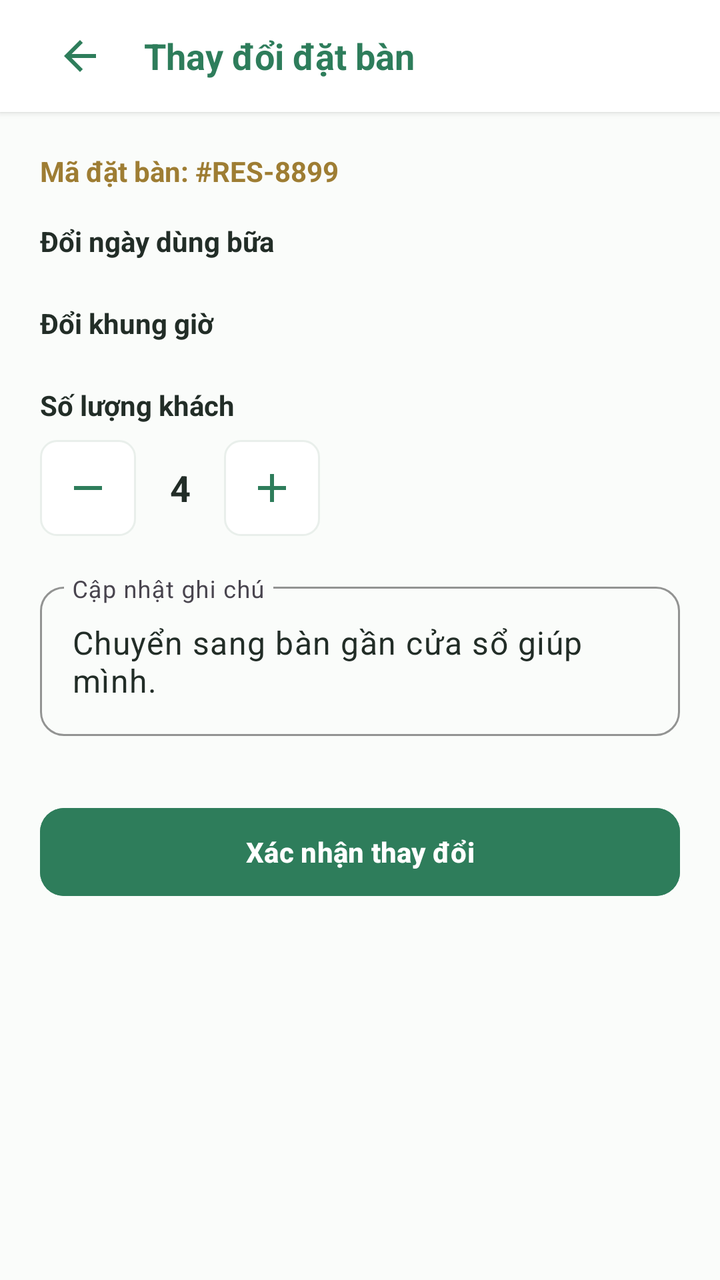
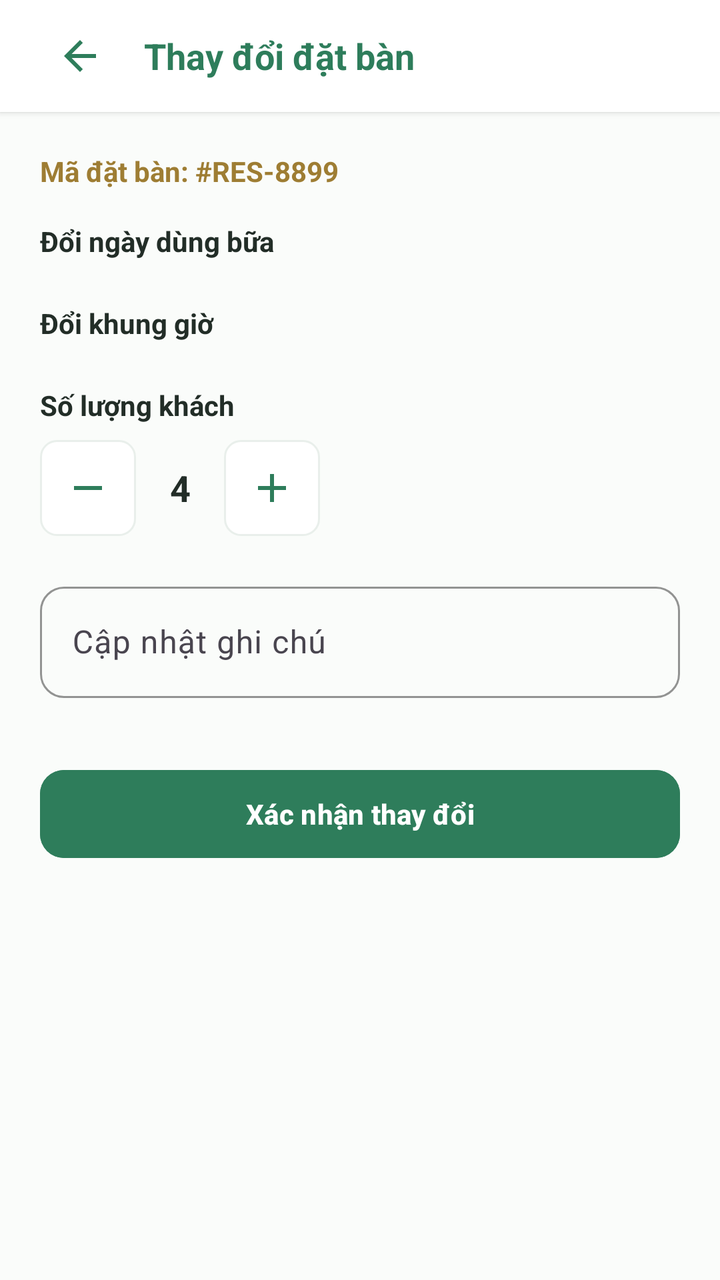

Before-and-after screenshots of an Android layout around one commit, followed by the original layout XML and the change that was made.
<!-- AndroidManifest.xml: application theme Theme.VietTable -->
<!-- res/layout/fragment_res_change.xml -->
<?xml version="1.0" encoding="utf-8"?>
<ScrollView
    xmlns:android="http://schemas.android.com/apk/res/android"
    xmlns:app="http://schemas.android.com/apk/res-auto"
    android:layout_width="match_parent"
    android:layout_height="match_parent"
    android:background="@color/bg_cream"
    android:fillViewport="true">

    <LinearLayout
        android:layout_width="match_parent"
        android:layout_height="wrap_content"
        android:orientation="vertical">

        
        <LinearLayout
            android:layout_width="match_parent"
            android:layout_height="wrap_content"
            android:minHeight="56dp"
            android:tag="safe_top"
            android:background="@color/surface"
            android:elevation="2dp"
            android:gravity="center_vertical"
            android:orientation="horizontal"
            android:paddingHorizontal="16dp">

        <ImageButton
            android:id="@+id/btnBack"
            android:layout_width="48dp"
            android:layout_height="48dp"
            android:contentDescription="@string/a11y_back"
                android:background="?attr/selectableItemBackgroundBorderless"
                android:src="@drawable/ic_back"
                app:tint="@color/primary" />

            <TextView
                android:layout_width="0dp"
                android:layout_height="wrap_content"
                android:layout_marginStart="8dp"
                android:layout_weight="1"
                android:text="Thay đổi đặt bàn"
                android:textColor="@color/primary"
                android:textSize="18sp"
                android:textStyle="bold" />
        </LinearLayout>

        <LinearLayout
            android:layout_width="match_parent"
            android:layout_height="wrap_content"
            android:orientation="vertical"
            android:padding="20dp">

            <TextView
                android:id="@+id/tvResChangeId"
                android:layout_width="match_parent"
                android:layout_height="wrap_content"
                android:text="Mã đặt bàn: #RES-8899"
                android:textColor="@color/accent_gold_dark"
                android:textSize="14sp"
                android:textStyle="bold" />

            
            <TextView
                android:layout_width="match_parent"
                android:layout_height="wrap_content"
                android:layout_marginTop="16dp"
                android:text="Đổi ngày dùng bữa"
                android:textColor="@color/text_primary"
                android:textSize="14sp"
                android:textStyle="bold" />

            <com.google.android.material.chip.ChipGroup
                android:id="@+id/chipGroupChangeDate"
                android:layout_width="match_parent"
                android:layout_height="wrap_content"
                android:layout_marginTop="6dp"
                app:singleSelection="true" />

            
            <TextView
                android:layout_width="match_parent"
                android:layout_height="wrap_content"
                android:layout_marginTop="16dp"
                android:text="Đổi khung giờ"
                android:textColor="@color/text_primary"
                android:textSize="14sp"
                android:textStyle="bold" />

            <com.google.android.material.chip.ChipGroup
                android:id="@+id/chipGroupChangeTime"
                android:layout_width="match_parent"
                android:layout_height="wrap_content"
                android:layout_marginTop="6dp"
                app:singleSelection="true" />

            
            <TextView
                android:layout_width="match_parent"
                android:layout_height="wrap_content"
                android:layout_marginTop="16dp"
                android:text="Số lượng khách"
                android:textColor="@color/text_primary"
                android:textSize="14sp"
                android:textStyle="bold" />

            <LinearLayout
                android:layout_width="wrap_content"
                android:layout_height="wrap_content"
                android:layout_marginTop="8dp"
                android:gravity="center_vertical"
                android:orientation="horizontal">

                <ImageButton
                    android:id="@+id/btnChangeMinusGuest"
                    android:layout_width="48dp"
                    android:layout_height="48dp"
                    android:contentDescription="@string/a11y_decrease"
                    android:background="@drawable/bg_badge"
                    android:src="@drawable/ic_remove"
                    app:tint="@color/primary" />

                <TextView
                    android:id="@+id/tvChangeGuestCount"
                    android:layout_width="44dp"
                    android:layout_height="wrap_content"
                    android:gravity="center"
                    android:text="4"
                    android:textColor="@color/text_primary"
                    android:textSize="18sp"
                    android:textStyle="bold" />

                <ImageButton
                    android:id="@+id/btnChangePlusGuest"
                    android:layout_width="48dp"
                    android:layout_height="48dp"
                    android:contentDescription="@string/a11y_increase"
                    android:background="@drawable/bg_badge"
                    android:src="@drawable/ic_add"
                    app:tint="@color/primary" />
            </LinearLayout>

            
            <com.google.android.material.textfield.TextInputLayout
                style="@style/Widget.VietTable.TextInputLayout"
                android:layout_width="match_parent"
                android:layout_height="wrap_content"
                android:layout_marginTop="20dp"
                android:hint="Cập nhật ghi chú">

                <com.google.android.material.textfield.TextInputEditText
                    android:id="@+id/etChangeNote"
                    android:layout_width="match_parent"
                    android:layout_height="wrap_content"
                    android:text="Chuyển sang bàn gần cửa sổ giúp mình." />
            </com.google.android.material.textfield.TextInputLayout>

            <com.google.android.material.button.MaterialButton
                android:id="@+id/btnSubmitChange"
                style="@style/Widget.VietTable.Button.Primary"
                android:layout_width="match_parent"
                android:layout_height="wrap_content"
                android:layout_marginTop="32dp"
                android:text="Xác nhận thay đổi" />

        </LinearLayout>
    </LinearLayout>
</ScrollView>
<!-- resources referenced by this layout -->
<resources>
  <color name="accent_gold_dark">#9E7D33</color>
  <color name="bg_cream">#FAFCFA</color>
  <color name="primary">#2E7D5B</color>
  <color name="surface">#FFFFFF</color>
  <color name="text_primary">#222D27</color>
  <!-- drawable bg_badge (drawable) -->
  <?xml version="1.0" encoding="utf-8"?>
  <shape xmlns:android="http://schemas.android.com/apk/res/android"
      android:shape="rectangle">
      <corners android:radius="8dp" />
      <solid android:color="@color/surface" />
      <stroke android:width="1dp" android:color="@color/divider" />
  </shape>
  <!-- drawable ic_add (drawable) -->
  <vector xmlns:android="http://schemas.android.com/apk/res/android"
      android:width="24dp"
      android:height="24dp"
      android:viewportWidth="24"
      android:viewportHeight="24">
      <path
          android:fillColor="#FF000000"
          android:pathData="M19,13h-6v6h-2v-6H5v-2h6V5h2v6h6v2z"/>
  </vector>
  <!-- drawable ic_remove (drawable) -->
  <vector xmlns:android="http://schemas.android.com/apk/res/android"
      android:width="24dp"
      android:height="24dp"
      android:viewportWidth="24"
      android:viewportHeight="24">
      <path
          android:fillColor="#FF000000"
          android:pathData="M19,13H5v-2h14v2z"/>
  </vector>
  <string name="a11y_back">Quay lại</string>
  <string name="a11y_decrease">Giảm số lượng</string>
  <string name="a11y_increase">Tăng số lượng</string>
  <style name="Theme.VietTable" parent="Base.Theme.VietTable" />
  <color name="divider">#E9EFEB</color>
  <dimen name="btn_height_primary">52dp</dimen>
  <dimen name="radius_medium">12dp</dimen>
  <style name="TextAppearance.VietTable.Button" parent="TextAppearance.Material3.LabelLarge">
          <item name="android:textSize">@dimen/text_button</item>
          <item name="android:textStyle">bold</item>
          <item name="android:textAllCaps">false</item>
      </style>
  <dimen name="text_button">14sp</dimen>
  <color name="primary_dark">#24654A</color>
  <color name="on_primary">#FFFFFF</color>
  <color name="primary_container">#EEF7F2</color>
  <color name="on_primary_container">#1B4E38</color>
  <color name="accent_gold">#CCA862</color>
  <color name="white">#FFFFFFFF</color>
  <color name="accent_gold_container">#FAF5EB</color>
  <color name="surface_variant">#F3F7F5</color>
  <color name="semantic_error">#D32F2F</color>
  <style name="Widget.VietTable.Toolbar" parent="Widget.Material3.Toolbar">
          <item name="android:background">@color/surface</item>
          <item name="titleTextColor">@color/text_primary</item>
          <item name="subtitleTextColor">@color/text_secondary</item>
          <item name="navigationIconTint">@color/text_primary</item>
      </style>
  <color name="text_secondary">#68766E</color>
  <color name="transparent">#00000000</color>
  <dimen name="radius_large">16dp</dimen>
  <dimen name="card_elevation">1.5dp</dimen>
  <dimen name="card_stroke_width">1dp</dimen>
  <!-- drawable bg_bottom_nav_floating (drawable) -->
  <?xml version="1.0" encoding="utf-8"?>
  <shape xmlns:android="http://schemas.android.com/apk/res/android"
      android:shape="rectangle">
      <solid android:color="@color/surface" />
      <corners android:radius="24dp" />
      <stroke
          android:width="1dp"
          android:color="#E6EFEA" />
  </shape>
  <style name="TextAppearance.VietTable.BottomNav.Label" parent="TextAppearance.Material3.LabelSmall">
          <item name="android:textSize">11sp</item>
          <item name="android:textStyle">normal</item>
      </style>
  <style name="TextAppearance.VietTable.BottomNav.Label.Active" parent="TextAppearance.Material3.LabelSmall">
          <item name="android:textSize">11sp</item>
          <item name="android:textStyle">bold</item>
      </style>
  <!-- unchanged entries left out for length: 14 -->
</resources>

<!-- the commit's change to res/layout/fragment_res_change.xml (unified diff, before → after) -->
@@ -150,8 +150,7 @@
                 <com.google.android.material.textfield.TextInputEditText
                     android:id="@+id/etChangeNote"
                     android:layout_width="match_parent"
-                    android:layout_height="wrap_content"
-                    android:text="Chuyển sang bàn gần cửa sổ giúp mình." />
+                    android:layout_height="wrap_content" />
             </com.google.android.material.textfield.TextInputLayout>
 
             <com.google.android.material.button.MaterialButton
